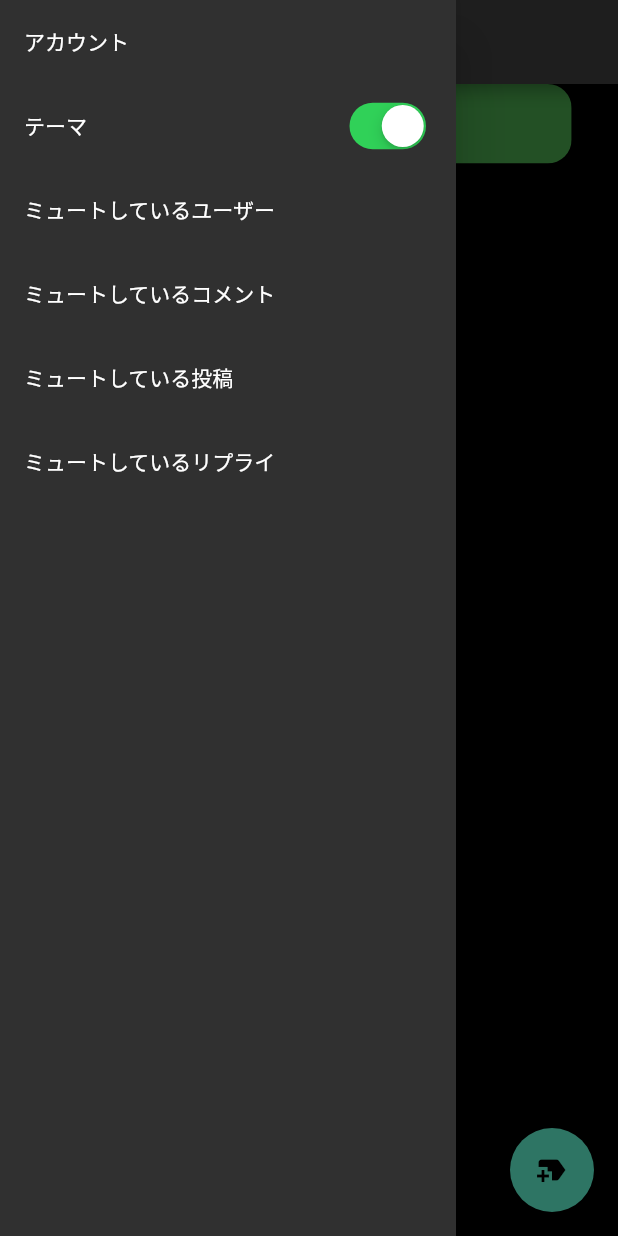
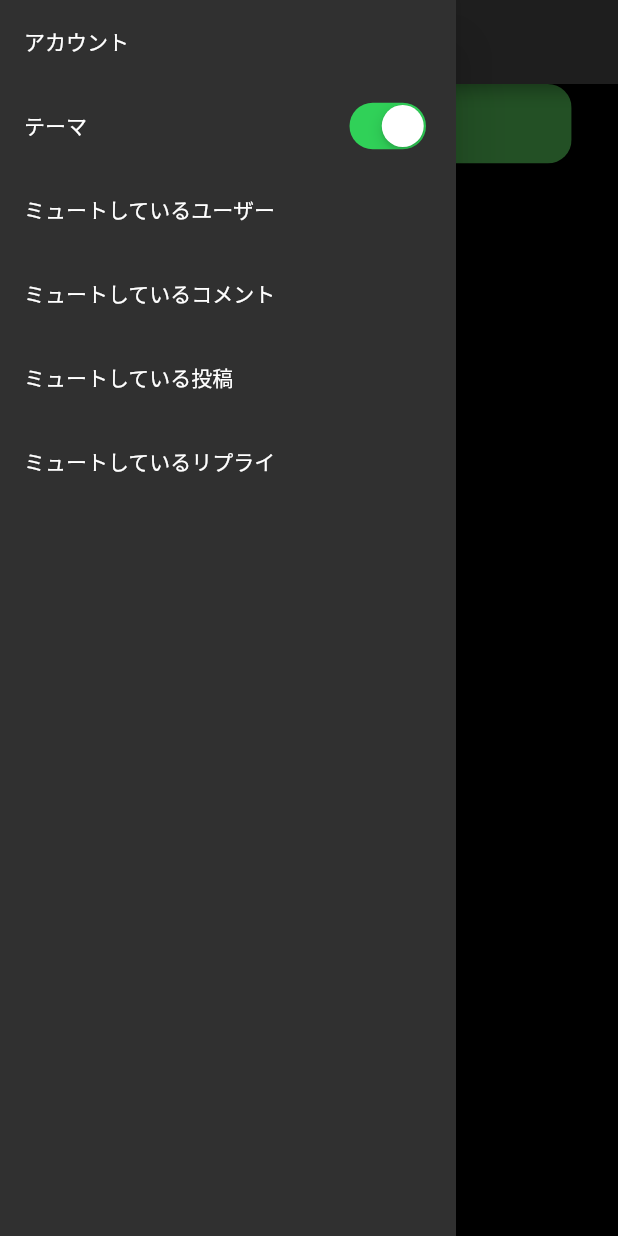
Before and after one commit to sonanceep/Sonanceep_App, a Flutter app: the HomeScreen screen opened directly with empty values, with the side drawer open, on a phone screen of 412 x 824 dp. Run offline on Flutter 3.47's test engine with Material 2 defaults, Android fonts, the phone set to English and light mode, and no system bars; our stand-ins replace cloud_firestore, firebase_auth, firebase_core, firebase_crashlytics, firebase_storage, flash and 11 more; missing offline and left inert: algolia; accounts and stored records are empty; generated files the repository leaves out were written again.

```diff
--- a/lib/views/main/home_screen.dart
+++ b/lib/views/main/home_screen.dart
@@ -36,7 +36,7 @@ class HomeScreen extends HookConsumerWidget {
   Widget build(BuildContext context, WidgetRef ref) {
 
     final HomeModel homeModel = ref.watch(homeProvider);
-    final CreatePostModel createPostModel = ref.watch(createPostProvider);
+    // final CreatePostModel createPostModel = ref.watch(createPostProvider);
     final postDocs = homeModel.postDocs;
     final RefreshController refreshController = RefreshController();
 
@@ -47,10 +47,10 @@ class HomeScreen extends HookConsumerWidget {
     return Scaffold(
       appBar: AppBar(title: const Text(appTitle),),
       drawer: SNSDrawer(mainModel: mainModel, themeModel: themeModel,),
-      floatingActionButton: FloatingActionButton(
-        child: const Icon(Icons.new_label),
-        onPressed: () => createPostModel.showPostFlashBar(context: context, mainModel: mainModel),
-      ),
+      // floatingActionButton: FloatingActionButton(
+      //   child: const Icon(Icons.new_label),
+      //   onPressed: () => createPostModel.showPostFlashBar(context: context, mainModel: mainModel),
+      // ),
       body: SingleChildScrollView(
         physics: const NeverScrollableScrollPhysics(),
         child: Column(
```
Also changed, not shown: lib/views/replies/components/reply_card.dart (+4 -4 lines), lib/views/replies/components/stream_screen.dart (deleted).
